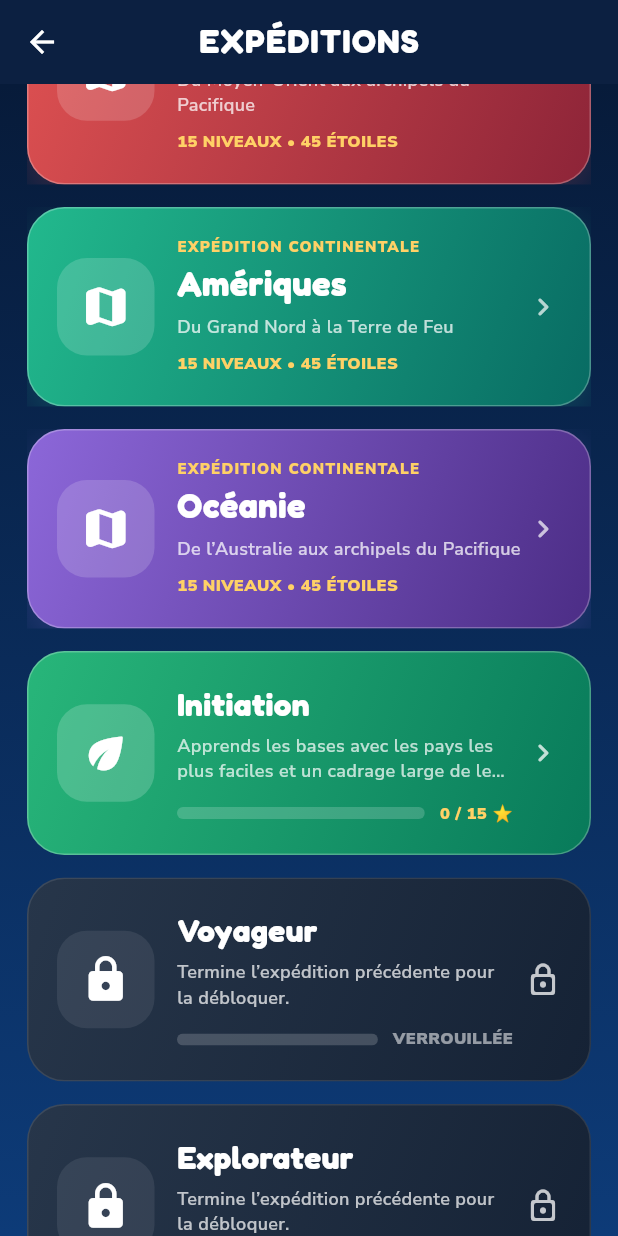
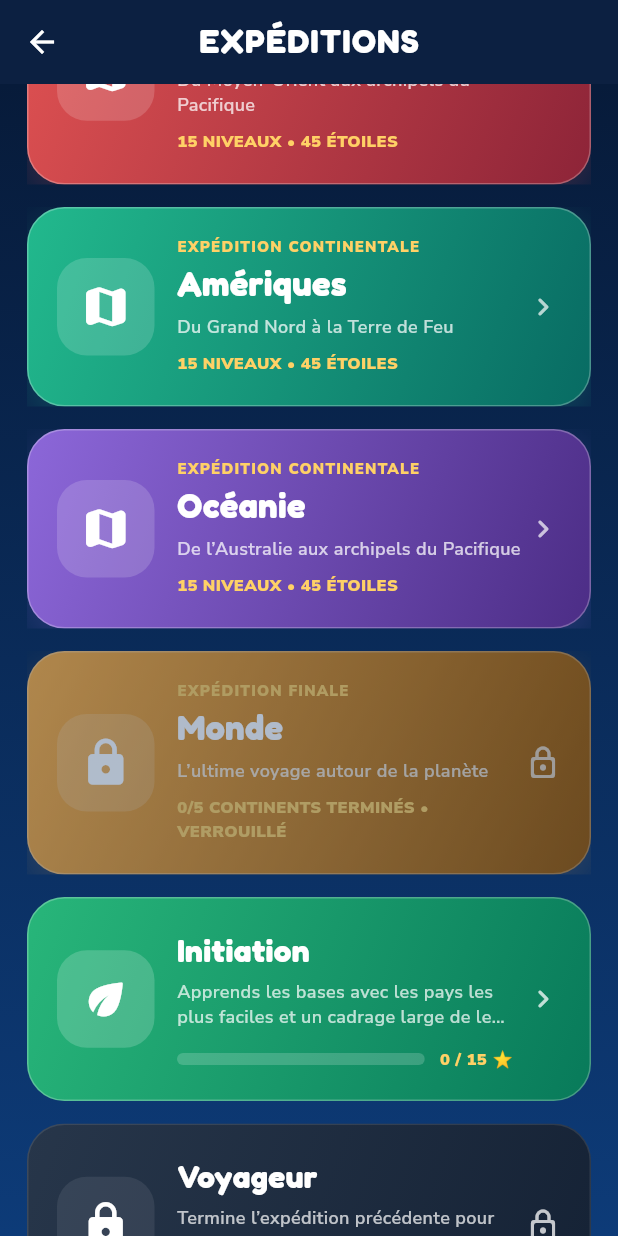
Before and after one commit to romainfiguera7-dotcom/geopoint, a Flutter app: the ExpeditionsScreen screen opened directly with empty values, scrolled down 576 dp, on a phone screen of 412 x 824 dp. Run offline on Flutter 3.47's test engine with Material 3 defaults, Android fonts, the phone set to English and light mode, and no system bars; our stand-ins replace flutter_map, google_fonts, latlong2, shared_preferences; accounts and stored records are empty.

Commit message:
Ajoute l expedition Monde et le titre Maitre cartographe

```diff
--- a/lib/features/expeditions/continent_expedition_screen.dart
+++ b/lib/features/expeditions/continent_expedition_screen.dart
@@ -59,9 +59,10 @@ class _ContinentExpeditionScreenState
         }
 
         ScaffoldMessenger.of(context).showSnackBar(
-          const SnackBar(
+          SnackBar(
             content: Text(
-              'Aucun pays européen disponible pour les silhouettes.',
+              'Aucun pays disponible pour les silhouettes de '
+              '${widget.expedition.name}.',
             ),
           ),
         );
--- a/lib/features/expeditions/expeditions_screen.dart
+++ b/lib/features/expeditions/expeditions_screen.dart
@@ -5,8 +5,11 @@ import '../../game/continent/africa_expedition.dart';
 import '../../game/continent/americas_expedition.dart';
 import '../../game/continent/asia_expedition.dart';
 import '../../game/continent/continent_expedition.dart';
+import '../../game/continent/continent_progress.dart';
+import '../../game/continent/continent_storage.dart';
 import '../../game/continent/europe_expedition.dart';
 import '../../game/continent/oceania_expedition.dart';
+import '../../game/continent/world_expedition.dart';
 import '../../game/expedition/expedition_mission.dart';
 import '../../game/expedition/expedition_progress.dart';
 import '../../game/expedition/expedition_storage.dart';
@@ -34,6 +37,8 @@ class _ExpeditionsScreenState extends State<ExpeditionsScreen> {
 
   late Future<ExpeditionProgress> _progressFuture;
 
+  late Future<ContinentProgress> _continentProgressFuture;
+
   @override
   void initState() {
     super.initState();
@@ -41,11 +46,15 @@ class _ExpeditionsScreenState extends State<ExpeditionsScreen> {
     _difficultiesFuture = GameDifficultyLoader.loadDifficulties();
 
     _progressFuture = ExpeditionStorage.load();
+
+    _continentProgressFuture = ContinentStorage.load();
   }
 
   void _reloadProgress() {
     setState(() {
       _progressFuture = ExpeditionStorage.load();
+
+      _continentProgressFuture = ContinentStorage.load();
     });
   }
 
@@ -105,11 +114,32 @@ class _ExpeditionsScreenState extends State<ExpeditionsScreen> {
                               progressSnapshot.data ??
                               ExpeditionProgress.initial();
 
+                          return FutureBuilder<ContinentProgress>(
+                            future: _continentProgressFuture,
+                            builder: (
+                              BuildContext context,
+                              AsyncSnapshot<ContinentProgress>
+                                  continentProgressSnapshot,
+                            ) {
+                              if (continentProgressSnapshot.connectionState !=
+                                  ConnectionState.done) {
+                                return const Center(
+                                  child: CircularProgressIndicator(),
+                                );
+                              }
+
+                              final ContinentProgress continentProgress =
+                                  continentProgressSnapshot.data ??
+                                      ContinentProgress.initial();
+
                               return _ExpeditionList(
                                 controller: widget.controller,
                                 difficulties: difficulties,
                                 progress: progress,
+                                continentProgress: continentProgress,
                                 onProgressChanged: _reloadProgress,
+                              );
+                            },
                           );
                         },
                   );
@@ -126,12 +156,14 @@ class _ExpeditionList extends StatelessWidget {
     required this.controller,
     required this.difficulties,
     required this.progress,
+    required this.continentProgress,
     required this.onProgressChanged,
   });
 
   final GameController controller;
   final List<GameDifficulty> difficulties;
   final ExpeditionProgress progress;
+  final ContinentProgress continentProgress;
   final VoidCallback onProgressChanged;
 
   static const List<ContinentExpedition>
@@ -141,7 +173,27 @@ class _ExpeditionList extends StatelessWidget {
     AsiaExpeditionCatalog.asia,
     AmericasExpeditionCatalog.americas,
     OceaniaExpeditionCatalog.oceania,
+    WorldExpeditionCatalog.world,
   ];
+
+  static const List<ContinentExpedition>
+      _worldRequirements = <ContinentExpedition>[
+    EuropeExpeditionCatalog.europe,
+    AfricaExpeditionCatalog.africa,
+    AsiaExpeditionCatalog.asia,
+    AmericasExpeditionCatalog.americas,
+    OceaniaExpeditionCatalog.oceania,
+  ];
+
+  int get _completedWorldRequirements {
+    return _worldRequirements.where((ContinentExpedition expedition) {
+      return continentProgress.isExpeditionCompleted(expedition);
+    }).length;
+  }
+
+  bool get _isWorldUnlocked {
+    return _completedWorldRequirements == _worldRequirements.length;
+  }
 
   Future<void> _openTutorials(
     BuildContext context,
@@ -204,9 +256,31 @@ class _ExpeditionList extends StatelessWidget {
           final ContinentExpedition expedition =
               _continentExpeditions[index - 1];
 
+          final bool isWorld =
+              expedition.id == WorldExpeditionCatalog.world.id;
+
+          final bool isUnlocked = !isWorld || _isWorldUnlocked;
+
           return _ContinentExpeditionCard(
             expedition: expedition,
+            isLocked: !isUnlocked,
+            prerequisiteLabel: isWorld
+                ? '$_completedWorldRequirements/'
+                    '${_worldRequirements.length} CONTINENTS TERMINÉS'
+                : null,
             onPressed: () async {
+              if (!isUnlocked) {
+                ScaffoldMessenger.of(context).showSnackBar(
+                  const SnackBar(
+                    content: Text(
+                      'Termine les cinq expéditions continentales '
+                      'pour débloquer l’expédition Monde.',
+                    ),
+                  ),
+                );
+                return;
+              }
+
               await Navigator.of(context).push<void>(
                 MaterialPageRoute<void>(
                   builder: (BuildContext context) {
@@ -217,6 +291,8 @@ class _ExpeditionList extends StatelessWidget {
                   },
                 ),
               );
+
+              onProgressChanged();
             },
           );
         }
@@ -394,14 +470,23 @@ class _TutorialCard extends StatelessWidget {
 class _ContinentExpeditionCard extends StatelessWidget {
   const _ContinentExpeditionCard({
     required this.expedition,
+    required this.isLocked,
+    required this.prerequisiteLabel,
     required this.onPressed,
   });
 
   final ContinentExpedition expedition;
+  final bool isLocked;
+  final String? prerequisiteLabel;
   final VoidCallback onPressed;
 
   List<Color> get _colors {
     switch (expedition.id) {
+      case 'world':
+        return const <Color>[
+          Color(0xFFFFB347),
+          Color(0xFF9A5700),
+        ];
       case 'oceania':
         return const <Color>[
           Color(0xFF8C67D9),
@@ -433,7 +518,11 @@ class _ContinentExpeditionCard extends StatelessWidget {
 
   @override
   Widget build(BuildContext context) {
-    return Material(
+    final bool isWorld = expedition.id == 'world';
+
+    return Opacity(
+      opacity: isLocked ? 0.68 : 1,
+      child: Material(
         color: Colors.transparent,
         borderRadius: BorderRadius.circular(25),
         child: InkWell(
@@ -468,8 +557,12 @@ class _ContinentExpeditionCard extends StatelessWidget {
                     color: Colors.white.withValues(alpha: 0.16),
                     borderRadius: BorderRadius.circular(20),
                   ),
-                child: const Icon(
-                  Icons.map_rounded,
+                  child: Icon(
+                    isLocked
+                        ? Icons.lock_rounded
+                        : isWorld
+                            ? Icons.public_rounded
+                            : Icons.map_rounded,
                     color: Colors.white,
                     size: 35,
                   ),
@@ -480,7 +573,9 @@ class _ContinentExpeditionCard extends StatelessWidget {
                     crossAxisAlignment: CrossAxisAlignment.start,
                     children: <Widget>[
                       Text(
-                      'EXPÉDITION CONTINENTALE',
+                        isWorld
+                            ? 'EXPÉDITION FINALE'
+                            : 'EXPÉDITION CONTINENTALE',
                         style: GoogleFonts.nunitoSans(
                           color: const Color(0xFFFFD166),
                           fontSize: 10,
@@ -509,7 +604,9 @@ class _ContinentExpeditionCard extends StatelessWidget {
                       ),
                       const SizedBox(height: 9),
                       Text(
-                      '${expedition.levels.length} NIVEAUX '
+                        isLocked && prerequisiteLabel != null
+                            ? '$prerequisiteLabel • VERROUILLÉ'
+                            : '${expedition.levels.length} NIVEAUX '
                                 '• ${expedition.maximumStars} ÉTOILES',
                         style: GoogleFonts.nunitoSans(
                           color: const Color(0xFFFFD166),
@@ -520,11 +617,14 @@ class _ContinentExpeditionCard extends StatelessWidget {
                     ],
                   ),
                 ),
-              const Icon(
-                Icons.chevron_right_rounded,
+                Icon(
+                  isLocked
+                      ? Icons.lock_outline_rounded
+                      : Icons.chevron_right_rounded,
                   color: Colors.white70,
                 ),
               ],
+            ),
           ),
         ),
       ),
--- /dev/null
+++ b/lib/game/continent/world_expedition.dart
@@ -0,0 +1,432 @@
+import 'package:latlong2/latlong.dart';
+
+import 'africa_expedition.dart';
+import 'americas_expedition.dart';
+import 'asia_expedition.dart';
+import 'continent_expedition.dart';
+import 'europe_expedition.dart';
+import 'oceania_expedition.dart';
+
+class WorldExpeditionCatalog {
+  WorldExpeditionCatalog._();
+
+  static const List<String> allWorldCountries = <String>[
+    ...EuropeExpeditionCatalog.allEuropeanCountries,
+    ...AfricaExpeditionCatalog.allAfricanCountries,
+    ...AsiaExpeditionCatalog.allAsianCountries,
+    ...AmericasExpeditionCatalog.allAmericanCountries,
+    ...OceaniaExpeditionCatalog.allOceanianCountries,
+  ];
+
+  static const ContinentExpedition world = ContinentExpedition(
+    id: 'world',
+    name: 'Monde',
+    subtitle: 'L’ultime voyage autour de la planète',
+    completionReward: 'Titre : Maître cartographe',
+    levels: <ContinentLevel>[
+      ContinentLevel(
+        id: 'world_01_landmarks',
+        order: 1,
+        title: 'Grands repères du monde',
+        description: 'Retrouve les pays emblématiques des cinq continents.',
+        objective: 'Localiser dix grands repères mondiaux.',
+        modeId: 'find_country',
+        difficultyId: 'intermediate',
+        countryIds: <String>[
+          'FRA',
+          'EGY',
+          'ZAF',
+          'USA',
+          'BRA',
+          'CHN',
+          'IND',
+          'JPN',
+          'AUS',
+          'NZL',
+        ],
+        questionCount: 10,
+        questionDurationSeconds: 20,
+        initialCenter: LatLng(20, 0),
+        initialZoom: 2.0,
+        rewardLabel: 'XP de la partie + jusqu’à 3 étoiles',
+      ),
+      ContinentLevel(
+        id: 'world_02_giants',
+        order: 2,
+        title: 'Les géants de la planète',
+        description: 'Les plus vastes pays sont dispersés sur le globe.',
+        objective: 'Identifier douze grands territoires mondiaux.',
+        modeId: 'find_country',
+        difficultyId: 'intermediate',
+        countryIds: <String>[
+          'RUS',
+          'CAN',
+          'USA',
+          'CHN',
+          'BRA',
+          'AUS',
+          'IND',
+          'ARG',
+          'KAZ',
+          'DZA',
+          'COD',
+          'SAU',
+        ],
+        questionCount: 12,
+        questionDurationSeconds: 18,
+        initialCenter: LatLng(20, 0),
+        initialZoom: 2.0,
+        rewardLabel: 'XP de la partie + jusqu’à 3 étoiles',
+      ),
+      ContinentLevel(
+        id: 'world_03_shapes',
+        order: 3,
+        title: 'Formes du bout du monde',
+        description: 'Utilise les côtes et les silhouettes caractéristiques.',
+        objective: 'Distinguer douze pays aux formes marquées.',
+        modeId: 'find_country',
+        difficultyId: 'hard',
+        countryIds: <String>[
+          'CHL',
+          'VNM',
+          'GMB',
+          'ITA',
+          'NOR',
+          'HRV',
+          'PAN',
+          'CUB',
+          'JPN',
+          'LKA',
+          'NZL',
+          'MDG',
+        ],
+        questionCount: 12,
+        questionDurationSeconds: 18,
+        initialCenter: LatLng(20, 0),
+        initialZoom: 2.0,
+        rewardLabel: 'XP de la partie + jusqu’à 3 étoiles',
+      ),
+      ContinentLevel(
+        id: 'world_04_islands',
+        order: 4,
+        title: 'Îles autour du monde',
+        description: 'Traverse les océans d’un archipel à l’autre.',
+        objective: 'Retrouver quinze États insulaires.',
+        modeId: 'find_country',
+        difficultyId: 'hard',
+        countryIds: <String>[
+          'ISL',
+          'IRL',
+          'GBR',
+          'CUB',
+          'JAM',
+          'MDG',
+          'MUS',
+          'LKA',
+          'MDV',
+          'JPN',
+          'PHL',
+          'IDN',
+          'PNG',
+          'FJI',
+          'NZL',
+        ],
+        questionCount: 15,
+        questionDurationSeconds: 18,
+        initialCenter: LatLng(20, 0),
+        initialZoom: 2.0,
+        rewardLabel: 'XP de la partie + jusqu’à 3 étoiles',
+      ),
+      ContinentLevel(
+        id: 'world_05_neighbors',
+        order: 5,
+        title: 'Frontières du monde',
+        description: 'Les pays voisins peuvent facilement se confondre.',
+        objective: 'Différencier vingt pays proches les uns des autres.',
+        modeId: 'find_country',
+        difficultyId: 'hard',
+        countryIds: <String>[
+          'ESP',
+          'PRT',
+          'FRA',
+          'DEU',
+          'USA',
+          'CAN',
+          'BRA',
+          'ARG',
+          'CHN',
+          'MNG',
+          'IND',
+          'PAK',
+          'KEN',
+          'TZA',
+          'ZAF',
+          'NAM',
+          'THA',
+          'KHM',
+          'COL',
+          'VEN',
+        ],
+        questionCount: 15,
+        questionDurationSeconds: 17,
+        initialCenter: LatLng(20, 0),
+        initialZoom: 2.0,
+        rewardLabel: 'XP de la partie + jusqu’à 3 étoiles',
+      ),
+      ContinentLevel(
+        id: 'world_06_flags',
+        order: 6,
+        title: 'Drapeaux du monde',
+        description: 'Les couleurs nationales se mélangent entre continents.',
+        objective: 'Associer vingt drapeaux à leur pays.',
+        modeId: 'find_flag',
+        difficultyId: 'hard',
+        countryIds: <String>[
+          'FRA',
+          'DEU',
+          'ITA',
+          'NGA',
+          'ZAF',
+          'EGY',
+          'USA',
+          'CAN',
+          'BRA',
+          'ARG',
+          'CHN',
+          'JPN',
+          'IND',
+          'KOR',
+          'AUS',
+          'NZL',
+          'FJI',
+          'PNG',
+          'MEX',
+          'TUR',
+        ],
+        questionCount: 20,
+        questionDurationSeconds: 16,
+        initialCenter: LatLng(20, 0),
+        initialZoom: 2.0,
+        rewardLabel: 'XP de la partie + jusqu’à 3 étoiles',
+      ),
+      ContinentLevel(
+        id: 'world_07_capitals',
+        order: 7,
+        title: 'Capitales du monde',
+        description: 'Place les grandes capitales sans indice continental.',
+        objective: 'Localiser vingt capitales internationales.',
+        modeId: 'find_capital',
+        difficultyId: 'hard',
+        countryIds: <String>[
+          'FRA',
+          'GBR',
+          'ESP',
+          'EGY',
+          'KEN',
+          'ZAF',
+          'USA',
+          'CAN',
+          'BRA',
+          'ARG',
+          'CHN',
+          'JPN',
+          'IND',
+          'THA',
+          'AUS',
+          'NZL',
+          'FJI',
+          'MEX',
+          'TUR',
+          'RUS',
+        ],
+        questionCount: 20,
+        questionDurationSeconds: 18,
+        initialCenter: LatLng(20, 0),
+        initialZoom: 2.0,
+        rewardLabel: 'XP de la partie + jusqu’à 3 étoiles',
+      ),
+      ContinentLevel(
+        id: 'world_08_microstates',
+        order: 8,
+        title: 'Micro-États de la planète',
+        description: 'Les plus petits pays demandent beaucoup de précision.',
+        objective: 'Repérer vingt petits États sur toute la carte.',
+        modeId: 'find_country',
+        difficultyId: 'expert',
+        countryIds: <String>[
+          'AND',
+          'LIE',
+          'LUX',
+          'MCO',
+          'SMR',
+          'VAT',
+          'MLT',
+          'CPV',
+          'COM',
+          'STP',
+          'SYC',
+          'BHR',
+          'SGP',
+          'MDV',
+          'BRN',
+          'NRU',
+          'TUV',
+          'TON',
+          'WSM',
+          'PLW',
+        ],
+        questionCount: 15,
+        questionDurationSeconds: 22,
+        initialCenter: LatLng(20, 0),
+        initialZoom: 2.0,
+        rewardLabel: 'XP de la partie + jusqu’à 3 étoiles',
+      ),
+      ContinentLevel(
+        id: 'world_09_polar_territories',
+        order: 9,
+        title: 'Territoires polaires et isolés',
+        description: 'Explore l’Antarctique, l’Arctique et les îles lointaines.',
+        objective: 'Trouver quinze territoires aux confins du monde.',
+        modeId: 'find_country',
+        difficultyId: 'expert',
+        countryIds: <String>[
+          'ATA',
+          'GRL',
+          'ATF',
+          'SGS',
+          'HMD',
+          'FLK',
+          'FRO',
+          'SPM',
+          'SHN',
+          'IOT',
+          'NFK',
+          'PCN',
+          'UMI',
+          'NCL',
+          'PYF',
+        ],
+        questionCount: 15,
+        questionDurationSeconds: 24,
+        initialCenter: LatLng(-25, 0),
+        initialZoom: 2.0,
+        rewardLabel: 'XP de la partie + jusqu’à 3 étoiles',
+      ),
+      ContinentLevel(
+        id: 'world_10_silhouettes',
+        order: 10,
+        title: 'Silhouettes mondiales',
+        description: 'Reconnais les pays sans carte ni nom.',
+        objective: 'Identifier vingt silhouettes internationales.',
+        modeId: 'ultimate',
+        difficultyId: 'expert',
+        countryIds: <String>[
+          'FRA',
+          'ITA',
+          'NOR',
+          'GBR',
+          'ZAF',
+          'MDG',
+          'SEN',
+          'USA',
+          'BRA',
+          'ARG',
+          'CHL',
+          'CUB',
+          'CHN',
+          'IND',
+          'JPN',
+          'VNM',
+          'AUS',
+          'NZL',
+          'PNG',
+          'FJI',
+        ],
+        questionCount: 20,
+        questionDurationSeconds: 18,
+        initialCenter: LatLng(20, 0),
+        initialZoom: 2.0,
+        rewardLabel: 'Jusqu’à 3 étoiles mondiales',
+        isSilhouette: true,
+      ),
+      ContinentLevel(
+        id: 'world_11_mixed',
+        order: 11,
+        title: 'Tour du monde mixte',
+        description: 'Pays, capitales et drapeaux s’enchaînent sans ciblage.',
+        objective: 'Réussir vingt questions de types différents.',
+        modeId: 'mixed',
+        difficultyId: 'expert',
+        countryIds: allWorldCountries,
+        questionCount: 20,
+        questionDurationSeconds: 15,
+        initialCenter: LatLng(20, 0),
+        initialZoom: 2.0,
+        rewardLabel: 'XP de la partie + jusqu’à 3 étoiles',
+      ),
+      ContinentLevel(
+        id: 'world_12_revision',
+        order: 12,
+        title: 'Révision GeoBrain mondiale',
+        description: 'Le GeoBrain rassemble tes faiblesses de toute la planète.',
+        objective: 'Renforcer les pays encore mal maîtrisés.',
+        modeId: 'mixed',
+        difficultyId: 'expert',
+        countryIds: allWorldCountries,
+        questionCount: 15,
+        questionDurationSeconds: 16,
+        initialCenter: LatLng(20, 0),
+        initialZoom: 2.0,
+        rewardLabel: 'Révision personnalisée + jusqu’à 3 étoiles',
+        useGeoBrain: true,
+      ),
+      ContinentLevel(
+        id: 'world_13_timed',
+        order: 13,
+        title: 'Défi mondial chronométré',
+        description: 'La planète entière, sans ciblage et contre la montre.',
+        objective: 'Tenir vingt-cinq questions avec douze secondes.',
+        modeId: 'mixed',
+        difficultyId: 'expert',
+        countryIds: allWorldCountries,
+        questionCount: 25,
+        questionDurationSeconds: 12,
+        initialCenter: LatLng(20, 0),
+        initialZoom: 2.0,
+        rewardLabel: 'Bonus de score temporel + jusqu’à 3 étoiles',
+      ),
+      ContinentLevel(
+        id: 'world_14_exam',
+        order: 14,
+        title: 'Examen mondial',
+        description: 'L’examen final couvre tous les continents.',
+        objective: 'Obtenir au moins une étoile sur trente questions.',
+        modeId: 'mixed',
+        difficultyId: 'expert',
+        countryIds: allWorldCountries,
+        questionCount: 30,
+        questionDurationSeconds: 12,
+        initialCenter: LatLng(20, 0),
+        initialZoom: 2.0,
+        rewardLabel: 'Validation de l’examen mondial',
+        isExam: true,
+      ),
+      ContinentLevel(
+        id: 'world_15_master',
+        order: 15,
+        title: 'Maître cartographe',
+        description: 'Aucun ciblage, aucune aide et toute la planète ouverte.',
+        objective: 'Réussir l’ultime série de quarante questions.',
+        modeId: 'mixed',
+        difficultyId: 'expert',
+        countryIds: allWorldCountries,
+        questionCount: 40,
+        questionDurationSeconds: 10,
+        initialCenter: LatLng(20, 0),
+        initialZoom: 2.0,
+        rewardLabel: 'Débloque le titre Maître cartographe',
+        isMaster: true,
+      ),
+    ],
+  );
+}
```
Also changed, not shown: INSTALLATION.txt (+25 -2 lines). Lines whose indentation alone changed are shown as unchanged.
